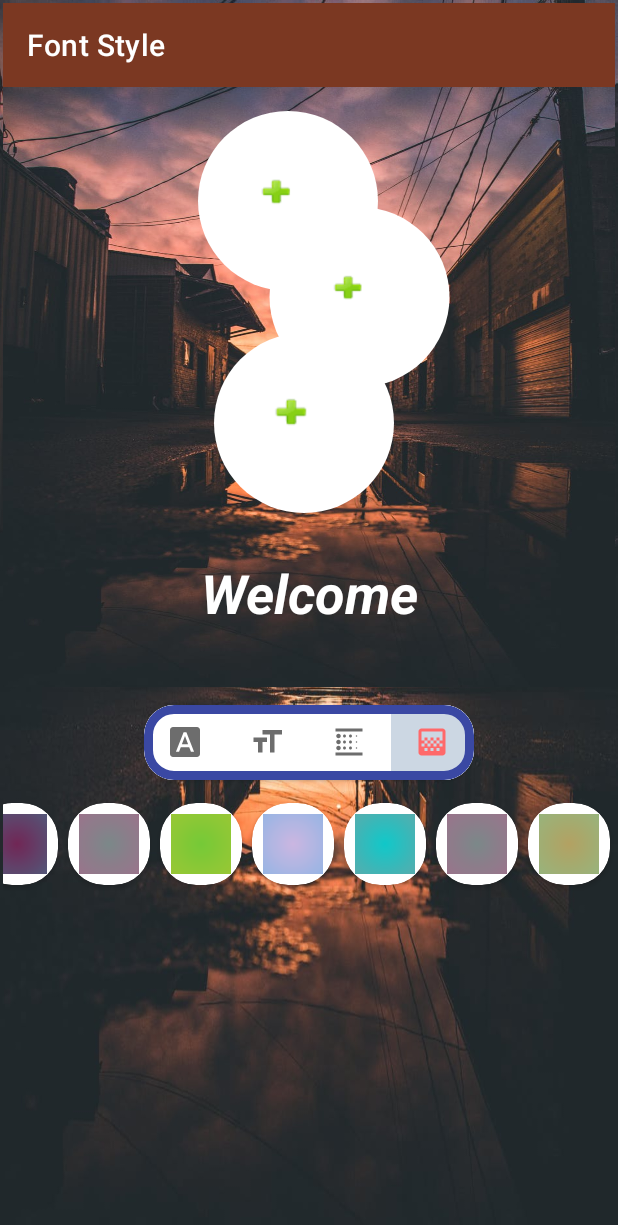
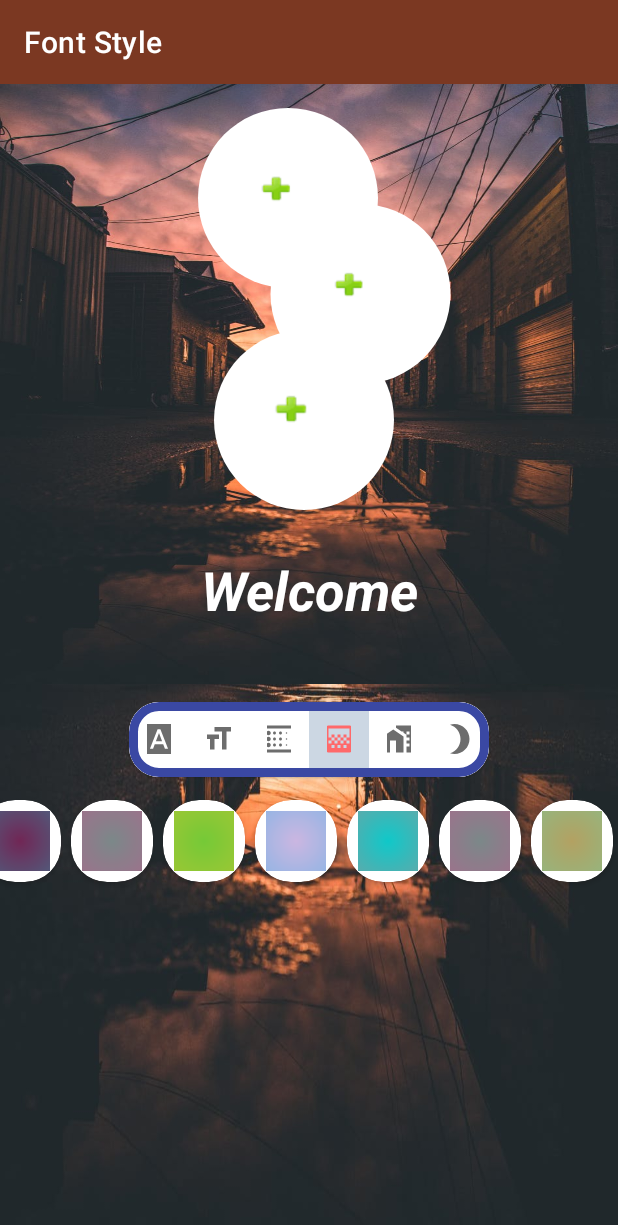
Before and after one commit to ravisorathiya/ShapeOfView, an Android app: the screen it shows after launch (MainActivity), tab 4 chosen, on a phone screen of 412 x 824 dp. Shown: the top 1225 px of the screen. Run offline under Robolectric (Android 15) with nearby library versions, the light colour scheme and no system bars; our stand-ins replace navigation-ui; libraries missing offline, so code that uses them is left out: com.github.siyamed.shapeimageview; plain views replace CircleView, RoundedImageView; 1 statement that could not run was skipped.

Commit message:
body color wrap up

```diff
--- a/app/src/main/java/com/example/shapeolorpp/MainActivity.kt
+++ b/app/src/main/java/com/example/shapeolorpp/MainActivity.kt
@@ -25,10 +25,7 @@ import androidx.navigation.ui.navigateUp
 import androidx.navigation.ui.setupActionBarWithNavController
 import androidx.viewpager2.widget.ViewPager2
 import com.example.shapeolorpp.adapters.ViewpagerAdapter
-import com.example.shapeolorpp.ui.FontSizeChangeFragment
-import com.example.shapeolorpp.ui.FontStyleFragment
-import com.example.shapeolorpp.ui.LinearColorFragment
-import com.example.shapeolorpp.ui.RadialColorFragment
+import com.example.shapeolorpp.ui.*
 import com.example.shapeolorpp.utills.Constanse
 import com.github.siyamed.shapeimageview.RoundedImageView
 import com.google.android.material.tabs.TabLayout
@@ -58,6 +55,7 @@ class MainActivity : AppCompatActivity() {
 
         setupFrameLayout()
         setupTabViewPager()
+
         moveTextAgroundScreen()
 
         navHostSetup()
@@ -75,7 +73,8 @@ class MainActivity : AppCompatActivity() {
                 R.id.fontStyleFragment,
                 R.id.fontSizeChangeFragment,
                 R.id.linearColorFragment,
-                R.id.radialColorFragment
+                R.id.radialColorFragment,
+                R.id.bodyColorFragment
             )
         )
 
@@ -113,7 +112,9 @@ class MainActivity : AppCompatActivity() {
             FontStyleFragment(),
             FontSizeChangeFragment(),
             LinearColorFragment(),
-            RadialColorFragment()
+            RadialColorFragment(),
+            BodyHorizotalFragment(),
+            BodyVentricleFragment()
         )
 
 
@@ -132,6 +133,8 @@ class MainActivity : AppCompatActivity() {
                 1 -> tab.setIcon(R.drawable.ic_textsize)
                 2 -> tab.setIcon(R.drawable.ic_linear)
                 3 -> tab.setIcon(R.drawable.ic_greadient)
+                4 -> tab.setIcon(R.drawable.ic_horizontal)
+                5 -> tab.setIcon(R.drawable.ic_verticle)
             }
             viewPager2Tab.setCurrentItem(tab.position, true)
         }.attach()
--- /dev/null
+++ b/app/src/main/java/com/example/shapeolorpp/adapters/BodyHorizontalAdapter.kt
@@ -0,0 +1,65 @@
+package com.example.shapeolorpp.adapters
+
+import android.graphics.drawable.GradientDrawable
+import android.view.LayoutInflater
+import android.view.View
+import android.view.ViewGroup
+import android.widget.ImageView
+import androidx.recyclerview.widget.DiffUtil
+import androidx.recyclerview.widget.ListAdapter
+import androidx.recyclerview.widget.RecyclerView
+import com.example.shapeolorpp.R
+import com.example.shapeolorpp.models.BodyHorizontalData
+
+class BodyHorizontalAdapter(
+    private val listenBody: OnBodyColorClick
+) : ListAdapter<BodyHorizontalData, BodyHorizontalAdapter.BodyHorizontalColorHolder>(DifferCallback()) {
+
+    override fun onCreateViewHolder(parent: ViewGroup, viewType: Int): BodyHorizontalColorHolder {
+        val view =
+            LayoutInflater.from(parent.context).inflate(R.layout.item_horizontal, parent, false)
+        return BodyHorizontalColorHolder(view)
+    }
+
+    override fun onBindViewHolder(holder: BodyHorizontalColorHolder, position: Int) {
+        val currentItem = getItem(position)
+
+       val  gradBody = currentItem.radialDrawable
+        gradBody?.gradientType = GradientDrawable.LINEAR_GRADIENT
+        gradBody?.gradientRadius = 140f
+        gradBody?.setGradientCenter(0.50f, 0.50f)
+        holder.imagecircle.setImageDrawable(gradBody)
+
+    }
+
+    inner class BodyHorizontalColorHolder(itemView: View) : RecyclerView.ViewHolder(itemView) {
+
+        val imagecircle = itemView.findViewById<ImageView>(R.id.body_color_image)
+
+        init {
+
+            imagecircle.setOnClickListener {
+                val position = adapterPosition
+                if (position!=RecyclerView.NO_POSITION){
+                    listenBody.changeBodycolor(position)
+                }
+            }
+
+        }
+
+    }
+
+    class DifferCallback : DiffUtil.ItemCallback<BodyHorizontalData>() {
+
+        override fun areItemsTheSame(oldItem: BodyHorizontalData, newItem: BodyHorizontalData) =
+            oldItem.circleColor == newItem.circleColor
+
+        override fun areContentsTheSame(oldItem: BodyHorizontalData, newItem: BodyHorizontalData) =
+            oldItem == newItem
+    }
+
+    interface OnBodyColorClick {
+        fun changeBodycolor(position: Int)
+    }
+
+}
--- /dev/null
+++ b/app/src/main/java/com/example/shapeolorpp/models/BodyHorizontalData.kt
@@ -0,0 +1,8 @@
+package com.example.shapeolorpp.models
+
+import android.graphics.drawable.GradientDrawable
+
+data class BodyHorizontalData(
+    val radialDrawable: GradientDrawable?,
+    val circleColor:Int?
+)
--- /dev/null
+++ b/app/src/main/java/com/example/shapeolorpp/ui/BodyHorizotalFragment.kt
@@ -0,0 +1,50 @@
+package com.example.shapeolorpp.ui
+
+import android.os.Bundle
+import android.view.View
+import androidx.constraintlayout.widget.ConstraintLayout
+import androidx.fragment.app.Fragment
+import androidx.recyclerview.widget.LinearLayoutManager
+import androidx.recyclerview.widget.RecyclerView
+import com.example.shapeolorpp.R
+import com.example.shapeolorpp.adapters.BodyHorizontalAdapter
+import com.example.shapeolorpp.models.BodyHorizontalData
+import com.example.shapeolorpp.utills.BodyHorizontal
+
+class BodyHorizotalFragment : Fragment(R.layout.fragment_bodyhorizontal_color) , BodyHorizontalAdapter.OnBodyColorClick {
+
+    private lateinit var listBodyColor : ArrayList<BodyHorizontalData>
+    lateinit var viewLayout: ConstraintLayout
+
+    override fun onViewCreated(view: View, savedInstanceState: Bundle?) {
+        super.onViewCreated(view, savedInstanceState)
+
+        setupRecylcleBodyColor()
+
+    }
+
+    private fun setupRecylcleBodyColor() {
+        val adapterBodyColor = BodyHorizontalAdapter(this)
+        val rvBody = view?.findViewById<RecyclerView>(R.id.rv_back_color)
+        listBodyColor = BodyHorizontal.colorCollector()
+        rvBody?.setHasFixedSize(true)
+        rvBody?.layoutManager = LinearLayoutManager(context,LinearLayoutManager.HORIZONTAL,true)
+        adapterBodyColor.submitList(listBodyColor)
+        rvBody?.adapter = adapterBodyColor
+    }
+
+    override fun changeBodycolor(position: Int) {
+
+        viewLayout = requireActivity().findViewById(R.id.const_layout)
+        listBodyColor.forEachIndexed { index, backColorData ->
+            if (position == index){
+                val data = backColorData.radialDrawable
+                viewLayout.background = data
+            }
+        }
+    }
+
+    companion object{
+        private const val TAG = "BodyColorFragment"
+    }
+}
--- /dev/null
+++ b/app/src/main/java/com/example/shapeolorpp/utills/BodyHorizontal.kt
@@ -0,0 +1,122 @@
+package com.example.shapeolorpp.utills
+
+import android.graphics.Color
+import android.graphics.drawable.GradientDrawable
+import com.example.shapeolorpp.models.BodyHorizontalData
+
+object BodyHorizontal {
+
+
+    fun colorCollector(): ArrayList<BodyHorizontalData> {
+        val colorCollection = arrayListOf(
+            BodyHorizontalData(
+                GradientDrawable(
+                    GradientDrawable.Orientation.LEFT_RIGHT, intArrayOf(
+                        Color.parseColor("#F4BE2C"),
+                        Color.parseColor("#6EC72D")
+                    )
+                ),
+                Color.parseColor("#6EC72D")
+            ),BodyHorizontalData(
+                GradientDrawable(
+                    GradientDrawable.Orientation.LEFT_RIGHT, intArrayOf(
+                        Color.parseColor("#758283"),
+                        Color.parseColor("#E03B8B")
+                    )
+                ),
+                Color.parseColor("#E03B8B")
+            ),BodyHorizontalData(
+                GradientDrawable(
+                    GradientDrawable.Orientation.LEFT_RIGHT, intArrayOf(
+                        Color.parseColor("#03C6C7"),
+                        Color.parseColor("#FF6263")
+                    )
+                ),
+                Color.parseColor("#FF6263")
+            ),BodyHorizontalData(
+                GradientDrawable(
+                    GradientDrawable.Orientation.LEFT_RIGHT, intArrayOf(
+                        Color.parseColor("#50DBB4"),
+                        Color.parseColor("#EDC126")
+                    )
+                ),
+                Color.parseColor("#EDC126")
+            ),BodyHorizontalData(
+                GradientDrawable(
+                    GradientDrawable.Orientation.LEFT_RIGHT, intArrayOf(
+                        Color.parseColor("#6EC72D"),
+                        Color.parseColor("#EDC126")
+                    )
+                ),
+                Color.parseColor("#EDC126")
+            ),BodyHorizontalData(
+                GradientDrawable(
+                    GradientDrawable.Orientation.LEFT_RIGHT, intArrayOf(
+                        Color.parseColor("#758283"),
+                        Color.parseColor("#E03B8B")
+                    )
+                ),
+                Color.parseColor("#E03B8B")
+            ),BodyHorizontalData(
+                GradientDrawable(
+                    GradientDrawable.Orientation.LEFT_RIGHT, intArrayOf(
+                        Color.parseColor("#6A1B4D"),
+                        Color.parseColor("#03C6C7")
+                    )
+                ),
+                Color.parseColor("#03C6C7")
+            ),BodyHorizontalData(
+                GradientDrawable(
+                    GradientDrawable.Orientation.LEFT_RIGHT, intArrayOf(
+                        Color.parseColor("#F4CE6A"),
+                        Color.parseColor("#50DBB4")
+                    )
+                ),
+                Color.parseColor("#50DBB4")
+            ),BodyHorizontalData(
+                GradientDrawable(
+                    GradientDrawable.Orientation.LEFT_RIGHT, intArrayOf(
+                        Color.parseColor("#5A20CB"),
+                        Color.parseColor("#03C6C7")
+                    )
+                ),
+                Color.parseColor("#03C6C7")
+            ),BodyHorizontalData(
+                GradientDrawable(
+                    GradientDrawable.Orientation.LEFT_RIGHT, intArrayOf(
+                        Color.parseColor("#B4161B"),
+                        Color.parseColor("#8D3DAF")
+                    )
+                ),
+                Color.parseColor("#8D3DAF")
+            ),BodyHorizontalData(
+                GradientDrawable(
+                    GradientDrawable.Orientation.LEFT_RIGHT, intArrayOf(
+                        Color.parseColor("#3DBE29"),
+                        Color.parseColor("#EF5354")
+                    )
+                ),
+                Color.parseColor("#EF5354")
+            ),BodyHorizontalData(
+                GradientDrawable(
+                    GradientDrawable.Orientation.LEFT_RIGHT, intArrayOf(
+                        Color.parseColor("#5DA3FA"),
+                        Color.parseColor("#6EC72D")
+                    )
+                ),
+                Color.parseColor("#6EC72D")
+            ),BodyHorizontalData(
+                GradientDrawable(
+                    GradientDrawable.Orientation.LEFT_RIGHT, intArrayOf(
+                        Color.parseColor("#33FF33"),
+                        Color.parseColor("#CC0033")
+                    )
+                ),
+                Color.parseColor("#CC0033")
+            )
+        )
+
+
+        return colorCollection
+    }
+}
--- /dev/null
+++ b/app/src/main/res/drawable/ic_horizontal.xml
@@ -0,0 +1,13 @@
+<vector xmlns:android="http://schemas.android.com/apk/res/android"
+    android:width="24dp"
+    android:height="24dp"
+    android:viewportWidth="24"
+    android:viewportHeight="24"
+    android:tint="?attr/colorControlNormal">
+  <path
+      android:fillColor="@android:color/white"
+      android:pathData="M8.17,5.7L1,10.48V21h5v-8h4v8h5V10.25z"/>
+  <path
+      android:fillColor="@android:color/white"
+      android:pathData="M10,3v1.51l2,1.33L13.73,7L15,7v0.85l2,1.34L17,11h2v2h-2v2h2v2h-2v4h6L23,3L10,3zM19,9h-2L17,7h2v2z"/>
+</vector>
--- /dev/null
+++ b/app/src/main/res/drawable/ic_verticle.xml
@@ -0,0 +1,10 @@
+<vector xmlns:android="http://schemas.android.com/apk/res/android"
+    android:width="24dp"
+    android:height="24dp"
+    android:viewportWidth="24"
+    android:viewportHeight="24"
+    android:tint="?attr/colorControlNormal">
+  <path
+      android:fillColor="@android:color/white"
+      android:pathData="M9,2c-1.05,0 -2.05,0.16 -3,0.46 4.06,1.27 7,5.06 7,9.54 0,4.48 -2.94,8.27 -7,9.54 0.95,0.3 1.95,0.46 3,0.46 5.52,0 10,-4.48 10,-10S14.52,2 9,2z"/>
+</vector>
--- a/app/src/main/res/layout/activity_main.xml
+++ b/app/src/main/res/layout/activity_main.xml
@@ -7,7 +7,6 @@
     android:alpha="0.95"
     android:background="@drawable/backimage"
     android:orientation="vertical"
-    android:padding="2dp"
     tools:context=".MainActivity">
 
 
--- a/app/src/main/res/layout/frame_item.xml
+++ b/app/src/main/res/layout/frame_item.xml
@@ -4,6 +4,7 @@
     android:id="@+id/const_layout"
     android:layout_width="match_parent"
     android:layout_height="400dp"
+
     android:background="@drawable/backimage"
     android:orientation="vertical">
 
--- a/app/src/main/res/layout/sub_tab_layout.xml
+++ b/app/src/main/res/layout/sub_tab_layout.xml
@@ -10,7 +10,7 @@
         android:orientation="vertical">
 
         <com.google.android.material.card.MaterialCardView
-            android:layout_width="220dp"
+            android:layout_width="240dp"
             android:layout_height="50dp"
             android:layout_gravity="center"
             android:layout_margin="12dp"
--- a/app/src/main/res/navigation/nav_graph.xml
+++ b/app/src/main/res/navigation/nav_graph.xml
@@ -25,4 +25,12 @@
         android:name="com.example.shapeolorpp.ui.RadialColorFragment"
         android:label="Radial Color"
         tools:layout="@layout/fragment_font_radial" />
+    <fragment
+        android:id="@+id/bodyColorFragment"
+        android:name="com.example.shapeolorpp.ui.BodyHorizotalFragment"
+        android:label="BodyColorFragment" />
+    <fragment
+        android:id="@+id/bodyColorVerticleFragment"
+        android:name="com.example.shapeolorpp.ui.BodyVentricleFragment"
+        android:label="BodyColorVerticleFragment" />
 </navigation>
```
Also changed, not shown: app/src/main/java/com/example/shapeolorpp/adapters/BodyVerticleAdapter.kt (added, +70 -0 lines), app/src/main/java/com/example/shapeolorpp/models/BodyVerticleData.kt (added, +8 -0 lines), app/src/main/java/com/example/shapeolorpp/ui/BodyVentricleFragment.kt (added, +59 -0 lines), app/src/main/java/com/example/shapeolorpp/utills/BodyVerticle.kt (added, +122 -0 lines), app/src/main/java/com/example/shapeolorpp/utills/ViewExt.kt (+16 -0 lines), app/src/main/res/layout/fragment_bodyhorizontal_color.xml (added, +19 -0 lines), app/src/main/res/layout/fragment_bodyverticle_color.xml (added, +19 -0 lines), app/src/main/res/layout/item_horizontal.xml (added, +37 -0 lines), app/src/main/res/layout/item_verticlecolor.xml (added, +37 -0 lines).
